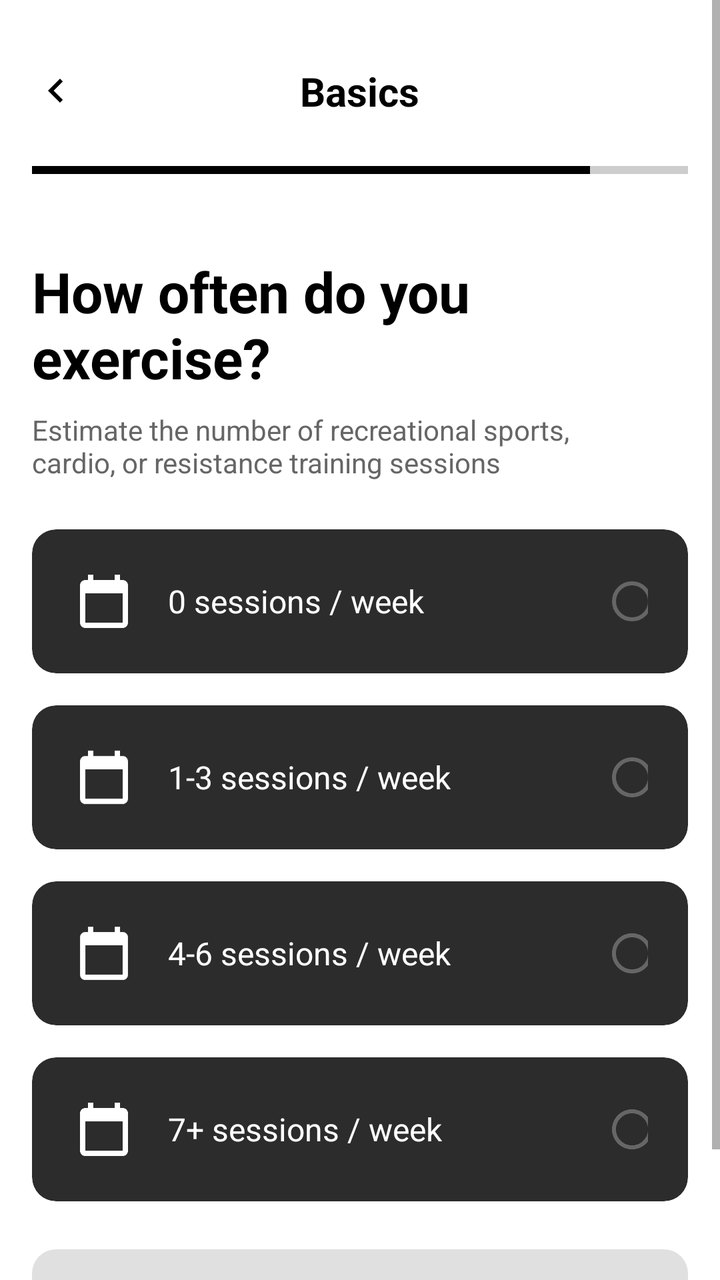
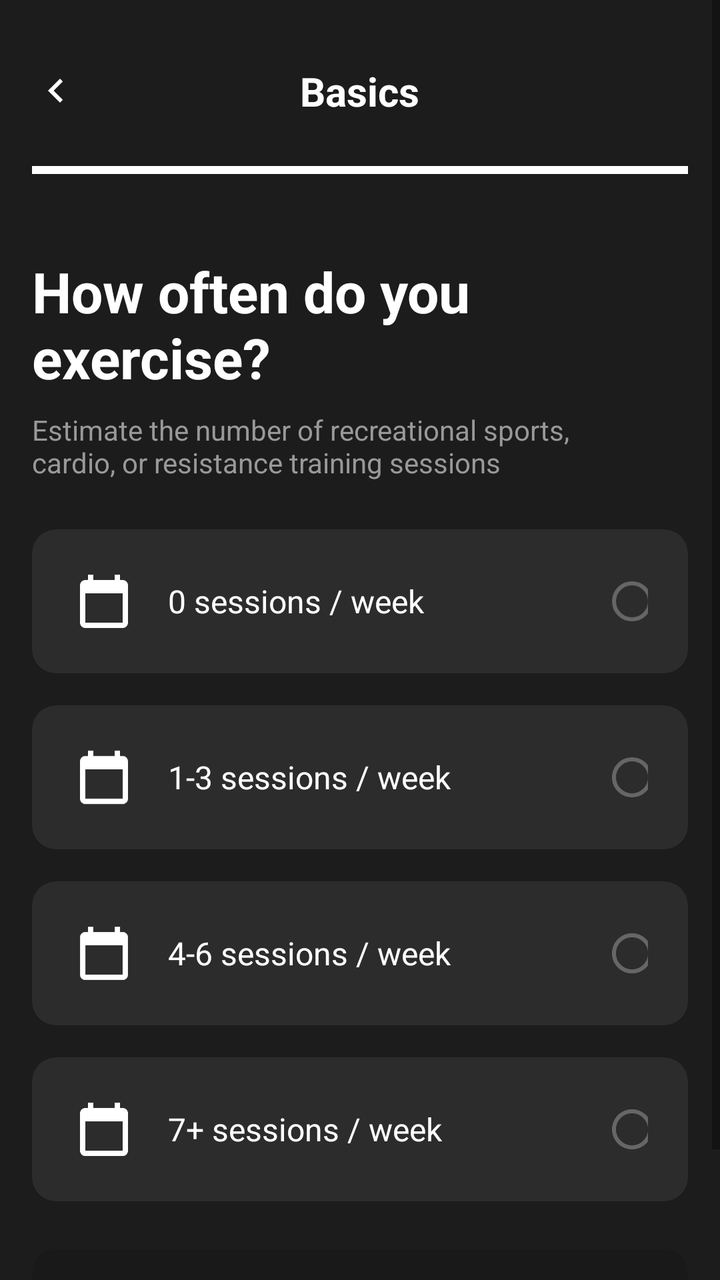

Compare the two renders of this Android layout. The source of the first and the diff that turns it into the second are given below.
<!-- AndroidManifest.xml: application theme Theme.fitbite -->
<!-- res/layout/activity_basics_exercise.xml -->
<?xml version="1.0" encoding="utf-8"?>
<ScrollView xmlns:android="http://schemas.android.com/apk/res/android"
    xmlns:app="http://schemas.android.com/apk/res-auto"
    android:layout_width="match_parent"
    android:layout_height="match_parent"
    android:background="@color/backgroundPrimary"
    android:fillViewport="true">

    <LinearLayout
        android:layout_width="match_parent"
        android:layout_height="wrap_content"
        android:orientation="vertical"
        android:padding="16dp">

        <RelativeLayout
            android:layout_width="match_parent"
            android:layout_height="wrap_content"
            android:paddingVertical="16dp">

            <ImageView
                android:id="@+id/btnBack"
                android:layout_width="24dp"
                android:layout_height="24dp"
                android:layout_alignParentStart="true"
                android:layout_centerVertical="true"
                android:src="@drawable/ic_back_arrow"
		app:tint="@color/textPrimary"
                android:contentDescription="Back" />

            <TextView
                android:layout_width="wrap_content"
                android:layout_height="wrap_content"
                android:layout_centerInParent="true"
                android:text="Basics"
                android:textColor="@color/textPrimary"
                android:textSize="20sp"
                android:textStyle="bold" />
        </RelativeLayout>

        <ProgressBar
            android:id="@+id/progressBar"
            style="?android:attr/progressBarStyleHorizontal"
            android:layout_width="match_parent"
            android:layout_height="4dp"
            android:layout_marginTop="8dp"
            android:progress="85"
            android:progressTint="@color/textPrimary"
            android:progressBackgroundTint="#404040" />

        <TextView
            android:layout_width="wrap_content"
            android:layout_height="wrap_content"
            android:layout_marginTop="40dp"
            android:text="How often do you exercise?"
            android:textColor="@color/textPrimary"
            android:textSize="28sp"
            android:textStyle="bold" />

        <TextView
            android:layout_width="wrap_content"
            android:layout_height="wrap_content"
            android:layout_marginTop="8dp"
            android:text="Estimate the number of recreational sports,\ncardio, or resistance training sessions"
            android:textColor="@color/textSecondary"
            android:textSize="14sp" />

        <androidx.cardview.widget.CardView
            android:id="@+id/card0Sessions"
            android:layout_width="match_parent"
            android:layout_height="wrap_content"
            android:layout_marginTop="24dp"
            app:cardBackgroundColor="#2C2C2C"
            app:cardCornerRadius="12dp"
            app:cardElevation="0dp">

            <RelativeLayout
                android:layout_width="match_parent"
                android:layout_height="wrap_content"
                android:padding="20dp">

                <ImageView
                    android:id="@+id/icon0Sessions"
                    android:layout_width="32dp"
                    android:layout_height="32dp"
                    android:layout_alignParentStart="true"
                    android:layout_centerVertical="true"
                    android:src="@drawable/ic_calendar"
                    android:contentDescription="Calendar icon" />

                <TextView
                    android:layout_width="wrap_content"
                    android:layout_height="wrap_content"
                    android:layout_centerVertical="true"
                    android:layout_marginStart="16dp"
                    android:layout_toEndOf="@id/icon0Sessions"
                    android:text="0 sessions / week"
                    android:textColor="#FFFFFF"
                    android:textSize="16sp" />

                <RadioButton
                    android:id="@+id/radio0Sessions"
                    android:layout_width="24dp"
                    android:layout_height="24dp"
                    android:layout_alignParentEnd="true"
                    android:layout_centerVertical="true"
                    android:buttonTint="#666666" />
            </RelativeLayout>
        </androidx.cardview.widget.CardView>

        <androidx.cardview.widget.CardView
            android:id="@+id/card1to3Sessions"
            android:layout_width="match_parent"
            android:layout_height="wrap_content"
            android:layout_marginTop="16dp"
            app:cardBackgroundColor="#2C2C2C"
            app:cardCornerRadius="12dp"
            app:cardElevation="0dp">

            <RelativeLayout
                android:layout_width="match_parent"
                android:layout_height="wrap_content"
                android:padding="20dp">

                <ImageView
                    android:id="@+id/icon1to3Sessions"
                    android:layout_width="32dp"
                    android:layout_height="32dp"
                    android:layout_alignParentStart="true"
                    android:layout_centerVertical="true"
                    android:src="@drawable/ic_calendar"
                    android:contentDescription="Calendar icon" />

                <TextView
                    android:layout_width="wrap_content"
                    android:layout_height="wrap_content"
                    android:layout_centerVertical="true"
                    android:layout_marginStart="16dp"
                    android:layout_toEndOf="@id/icon1to3Sessions"
                    android:text="1-3 sessions / week"
                    android:textColor="#FFFFFF"
                    android:textSize="16sp" />

                <RadioButton
                    android:id="@+id/radio1to3Sessions"
                    android:layout_width="24dp"
                    android:layout_height="24dp"
                    android:layout_alignParentEnd="true"
                    android:layout_centerVertical="true"
                    android:buttonTint="#666666" />
            </RelativeLayout>
        </androidx.cardview.widget.CardView>

        <androidx.cardview.widget.CardView
            android:id="@+id/card4to6Sessions"
            android:layout_width="match_parent"
            android:layout_height="wrap_content"
            android:layout_marginTop="16dp"
            app:cardBackgroundColor="#2C2C2C"
            app:cardCornerRadius="12dp"
            app:cardElevation="0dp">

            <RelativeLayout
                android:layout_width="match_parent"
                android:layout_height="wrap_content"
                android:padding="20dp">

                <ImageView
                    android:id="@+id/icon4to6Sessions"
                    android:layout_width="32dp"
                    android:layout_height="32dp"
                    android:layout_alignParentStart="true"
                    android:layout_centerVertical="true"
                    android:src="@drawable/ic_calendar"
                    android:contentDescription="Calendar icon" />

                <TextView
                    android:layout_width="wrap_content"
                    android:layout_height="wrap_content"
                    android:layout_centerVertical="true"
                    android:layout_marginStart="16dp"
                    android:layout_toEndOf="@id/icon4to6Sessions"
                    android:text="4-6 sessions / week"
                    android:textColor="#FFFFFF"
                    android:textSize="16sp" />

                <RadioButton
                    android:id="@+id/radio4to6Sessions"
                    android:layout_width="24dp"
                    android:layout_height="24dp"
                    android:layout_alignParentEnd="true"
                    android:layout_centerVertical="true"
                    android:buttonTint="#666666" />
            </RelativeLayout>
        </androidx.cardview.widget.CardView>

        <androidx.cardview.widget.CardView
            android:id="@+id/card7PlusSessions"
            android:layout_width="match_parent"
            android:layout_height="wrap_content"
            android:layout_marginTop="16dp"
            app:cardBackgroundColor="#2C2C2C"
            app:cardCornerRadius="12dp"
            app:cardElevation="0dp">

            <RelativeLayout
                android:layout_width="match_parent"
                android:layout_height="wrap_content"
                android:padding="20dp">

                <ImageView
                    android:id="@+id/icon7PlusSessions"
                    android:layout_width="32dp"
                    android:layout_height="32dp"
                    android:layout_alignParentStart="true"
                    android:layout_centerVertical="true"
                    android:src="@drawable/ic_calendar"
                    android:contentDescription="Calendar icon" />

                <TextView
                    android:layout_width="wrap_content"
                    android:layout_height="wrap_content"
                    android:layout_centerVertical="true"
                    android:layout_marginStart="16dp"
                    android:layout_toEndOf="@id/icon7PlusSessions"
                    android:text="7+ sessions / week"
                    android:textColor="#FFFFFF"
                    android:textSize="16sp" />

                <RadioButton
                    android:id="@+id/radio7PlusSessions"
                    android:layout_width="24dp"
                    android:layout_height="24dp"
                    android:layout_alignParentEnd="true"
                    android:layout_centerVertical="true"
                    android:buttonTint="#666666" />
            </RelativeLayout>
        </androidx.cardview.widget.CardView>

        <Button
            android:id="@+id/btnNext"
            android:layout_width="match_parent"
            android:layout_height="56dp"
            android:layout_marginBottom="16dp"
            android:background="@drawable/button_disabled_background"
            android:enabled="false"
            android:text="Next"
            android:textAllCaps="false"
            android:textColor="#FFFFFF"
	    android:layout_marginTop="24dp"
            android:textSize="16sp"
            android:textStyle="bold" />

    </LinearLayout>
</ScrollView>
<!-- resources referenced by this layout -->
<resources>
  <color name="backgroundPrimary">#FFFFFF</color>
  <color name="textPrimary">#000000</color>
  <color name="textSecondary">#666666</color>
  <!-- drawable button_disabled_background (drawable) -->
  <shape xmlns:android="http://schemas.android.com/apk/res/android"
      android:shape="rectangle">
      <solid android:color="#666666" />
      <corners android:radius="12dp" />
  </shape>
  <!-- drawable ic_back_arrow (drawable) -->
  <vector xmlns:android="http://schemas.android.com/apk/res/android"
      android:width="24dp"
      android:height="24dp"
      android:viewportWidth="24"
      android:viewportHeight="24">
      <path
          android:fillColor="#FFFFFF"
          android:pathData="M15.41,7.41L14,6l-6,6 6,6 1.41,-1.41L10.83,12z"/>
  </vector>
  <!-- drawable ic_calendar (drawable) -->
  <vector xmlns:android="http://schemas.android.com/apk/res/android"
      android:width="24dp"
      android:height="24dp"
      android:viewportWidth="24"
      android:viewportHeight="24">
      <path
          android:fillColor="#FFFFFF"
          android:pathData="M19,4h-1V2h-2v2H8V2H6v2H5C3.9,4 3,4.9 3,6v14c0,1.1 0.9,2 2,2h14c1.1,0 2,-0.9 2,-2V6C21,4.9 20.1,4 19,4zM19,20H5V9h14V20z"/>
  </vector>
  <style name="Theme.fitbite" parent="Theme.MaterialComponents.DayNight.NoActionBar">
          
          <item name="colorPrimary">@color/purple_500</item>
          <item name="colorPrimaryVariant">@color/purple_700</item>
          <item name="colorOnPrimary">@color/white</item>
          
          <item name="colorSecondary">@color/teal_200</item>
          <item name="colorSecondaryVariant">@color/teal_700</item>
          <item name="colorOnSecondary">@color/black</item>
          
          <item name="android:statusBarColor">?attr/colorPrimaryVariant</item>
          
      </style>
  <color name="purple_500">#FF6200EE</color>
  <color name="purple_700">#FF3700B3</color>
  <color name="white">#FFFFFFFF</color>
  <color name="teal_200">#FF03DAC5</color>
  <color name="teal_700">#FF018786</color>
  <color name="black">#FF000000</color>
</resources>

<!-- the commit's change to res/layout/activity_basics_exercise.xml (unified diff, before → after) -->
@@ -3,7 +3,7 @@
     xmlns:app="http://schemas.android.com/apk/res-auto"
     android:layout_width="match_parent"
     android:layout_height="match_parent"
-    android:background="@color/backgroundPrimary"
+    android:background="#1C1C1C"
     android:fillViewport="true">
 
     <LinearLayout
@@ -24,7 +24,6 @@
                 android:layout_alignParentStart="true"
                 android:layout_centerVertical="true"
                 android:src="@drawable/ic_back_arrow"
-		app:tint="@color/textPrimary"
                 android:contentDescription="Back" />
 
             <TextView
@@ -32,7 +31,7 @@
                 android:layout_height="wrap_content"
                 android:layout_centerInParent="true"
                 android:text="Basics"
-                android:textColor="@color/textPrimary"
+                android:textColor="#FFFFFF"
                 android:textSize="20sp"
                 android:textStyle="bold" />
         </RelativeLayout>
@@ -43,8 +42,8 @@
             android:layout_width="match_parent"
             android:layout_height="4dp"
             android:layout_marginTop="8dp"
-            android:progress="85"
-            android:progressTint="@color/textPrimary"
+            android:progress="100"
+            android:progressTint="#FFFFFF"
             android:progressBackgroundTint="#404040" />
 
         <TextView
@@ -52,7 +51,7 @@
             android:layout_height="wrap_content"
             android:layout_marginTop="40dp"
             android:text="How often do you exercise?"
-            android:textColor="@color/textPrimary"
+            android:textColor="#FFFFFF"
             android:textSize="28sp"
             android:textStyle="bold" />
 
@@ -61,7 +60,7 @@
             android:layout_height="wrap_content"
             android:layout_marginTop="8dp"
             android:text="Estimate the number of recreational sports,\ncardio, or resistance training sessions"
-            android:textColor="@color/textSecondary"
+            android:textColor="#999999"
             android:textSize="14sp" />
 
         <androidx.cardview.widget.CardView
@@ -235,6 +234,10 @@
                     android:buttonTint="#666666" />
             </RelativeLayout>
         </androidx.cardview.widget.CardView>
+
+        <Space
+            android:layout_width="match_parent"
+            android:layout_height="24dp" />
 
         <Button
             android:id="@+id/btnNext"
@@ -245,8 +248,7 @@
             android:enabled="false"
             android:text="Next"
             android:textAllCaps="false"
-            android:textColor="#FFFFFF"
-	    android:layout_marginTop="24dp"
+            android:textColor="#666666"
             android:textSize="16sp"
             android:textStyle="bold" />
 
<!-- resource entries referenced after the edit -->
@@ -1,8 +1,5 @@
 <!-- resources referenced by this layout -->
 <resources>
-  <color name="backgroundPrimary">#FFFFFF</color>
-  <color name="textPrimary">#000000</color>
-  <color name="textSecondary">#666666</color>
   <!-- drawable button_disabled_background (drawable) -->
   <shape xmlns:android="http://schemas.android.com/apk/res/android"
       android:shape="rectangle">
